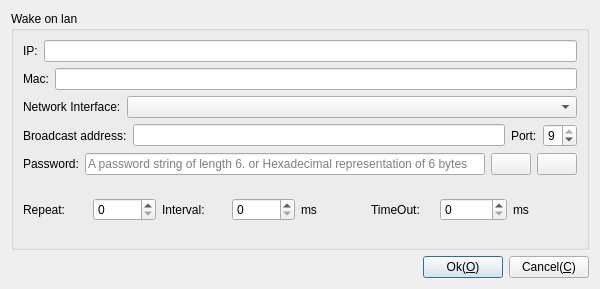
Qt form Plugins/WakeOnLan/ParameterWakeOnLanUI.ui (KangLin/RabbitRemoteControl) before a commit.
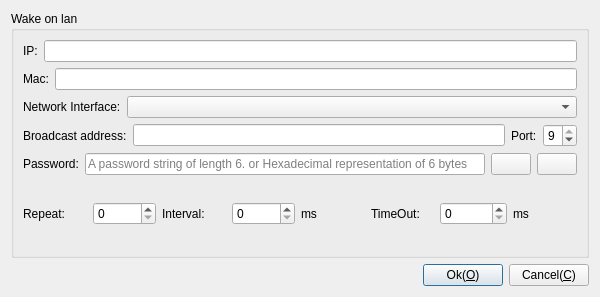
The same form after that commit. Icons and pictures are not drawn.

The edit to the form file:
```diff
--- a/Plugins/WakeOnLan/ParameterWakeOnLanUI.ui
+++ b/Plugins/WakeOnLan/ParameterWakeOnLanUI.ui
@@ -7,7 +7,7 @@
     <x>0</x>
     <y>0</y>
     <width>600</width>
-    <height>289</height>
+    <height>297</height>
    </rect>
   </property>
   <property name="windowTitle">
@@ -273,7 +273,7 @@
        </property>
        <property name="sizeHint" stdset="0">
         <size>
-         <width>40</width>
+         <width>20</width>
          <height>20</height>
         </size>
        </property>
```
